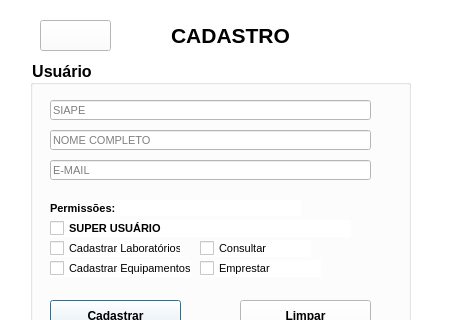
The window that LPTI2/cadasuser.ui (Gabriel351/LPTI) describes before a commit, drawn with Qt 5; both pictures show x 0 to 458 and y 0 to 320 of the 458 by 464 pixel window.
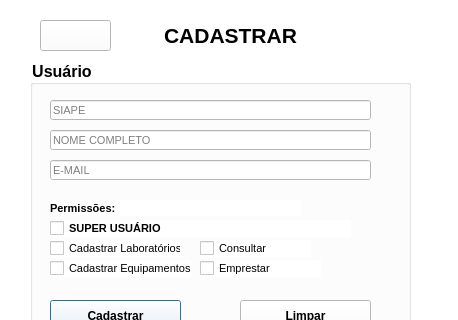
The same window after the commit. Icons and pictures are not drawn.

Commit message:
cadastro/alterar laboratório
completos(eu acho)

Patch:
```diff
--- a/LPTI2/cadasuser.ui
+++ b/LPTI2/cadasuser.ui
@@ -45,7 +45,7 @@
     </font>
    </property>
    <property name="text">
-    <string>CADASTRO</string>
+    <string>CADASTRAR</string>
    </property>
    <property name="alignment">
     <set>Qt::AlignCenter</set>
```
The commit also changes 10 other files.
